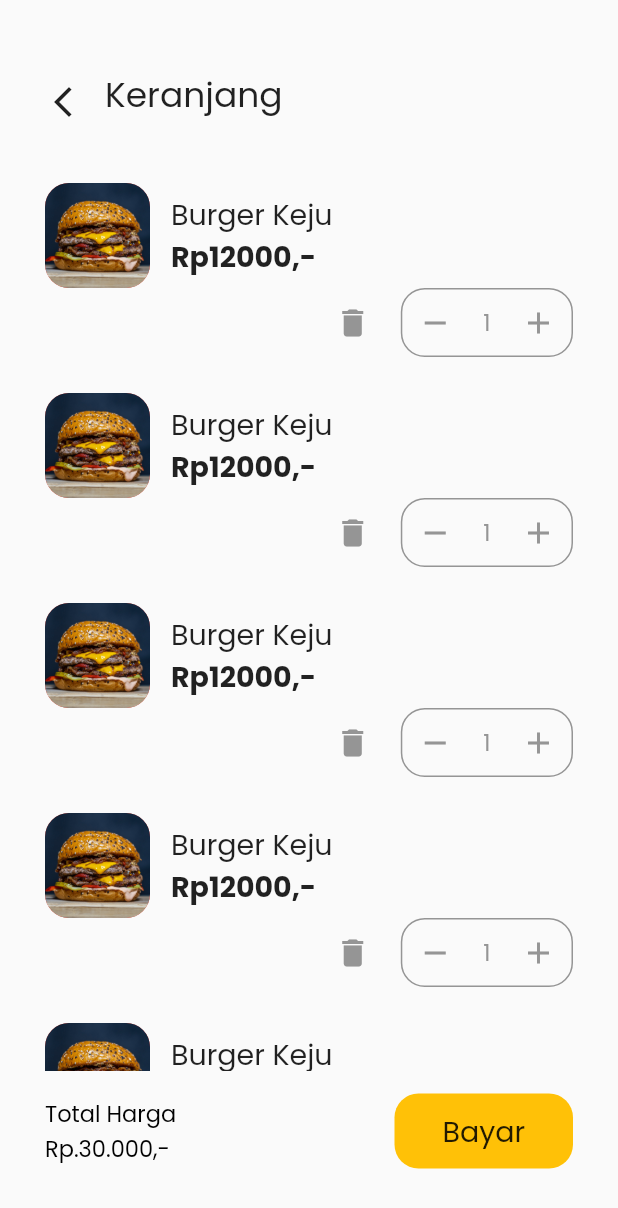
After one commit to ristafn/kelola-aja, a Flutter app: the CartPage screen opened directly, on a phone screen of 412 x 824 dp. The commit adds this screen. Shown: the top 1208 px of the screen. Run offline on Flutter 3.47's test engine with Material 2 defaults, Android fonts, the phone set to English and light mode, and no system bars; our stand-ins replace bloc, cloud_firestore, device_preview, equatable, firebase_auth, firebase_core and 5 more; missing offline and left inert: firebase_auth_platform_interface, flow_builder; accounts and stored records are empty.

Commit message:
feat: :sparkles: Add cart

```diff
--- a/lib/core/configs/app.dart
+++ b/lib/core/configs/app.dart
@@ -1,3 +1,3 @@
 class App {
-  static const bool kDebug = false;
+  static const bool kDebug = true;
 }
--- a/lib/core/constants/fonts.dart
+++ b/lib/core/constants/fonts.dart
@@ -3,6 +3,7 @@ import 'package:google_fonts/google_fonts.dart';
 
 import 'theme.dart';
 
+final arrowTextStyle = GoogleFonts.poppins().copyWith(fontSize: 23.0);
 final titleStyle = GoogleFonts.poppins().copyWith(fontSize: 19);
 final subtitleStyle = GoogleFonts.poppins()
     .copyWith(fontSize: 15, color: const Color(kGreyColor));
--- /dev/null
+++ b/lib/features/cart/cart.dart
@@ -0,0 +1 @@
+export 'view/cart_page.dart';
--- /dev/null
+++ b/lib/features/cart/cubit/cart_cubit.dart
@@ -0,0 +1,8 @@
+import 'package:bloc/bloc.dart';
+import 'package:equatable/equatable.dart';
+
+part 'cart_state.dart';
+
+class CartCubit extends Cubit<CartState> {
+  CartCubit() : super(CartInitial());
+}
--- /dev/null
+++ b/lib/features/cart/cubit/cart_state.dart
@@ -0,0 +1,10 @@
+part of 'cart_cubit.dart';
+
+abstract class CartState extends Equatable {
+  const CartState();
+
+  @override
+  List<Object> get props => [];
+}
+
+class CartInitial extends CartState {}
--- /dev/null
+++ b/lib/features/cart/view/cart_page.dart
@@ -0,0 +1,199 @@
+import 'package:flutter/material.dart';
+
+import '../../../core/constants/app_assets.dart';
+import '../../../core/constants/fonts.dart';
+import '../../../core/constants/theme.dart';
+
+class CartPage extends StatelessWidget {
+  const CartPage({super.key});
+
+  @override
+  Widget build(BuildContext context) {
+    return Scaffold(
+      appBar: PreferredSize(
+        preferredSize: const Size.fromHeight(90.0),
+        child: Container(
+          height: 80.0,
+          margin: const EdgeInsets.symmetric(horizontal: 30.0),
+          padding: const EdgeInsets.only(top: 26.0),
+          child: Row(
+            mainAxisAlignment: MainAxisAlignment.start,
+            crossAxisAlignment: CrossAxisAlignment.end,
+            children: [
+              GestureDetector(
+                onTap: () => Navigator.pop(context),
+                child: const Icon(Icons.arrow_back_ios_new),
+              ),
+              const SizedBox(
+                width: 16.0,
+              ),
+              Text(
+                'Keranjang',
+                style: arrowTextStyle,
+              ),
+            ],
+          ),
+        ),
+      ),
+      body: Container(
+        margin: const EdgeInsets.all(defaultMargin),
+        child: Stack(
+          children: [
+            // item cart
+            Container(
+              margin: const EdgeInsets.only(bottom: 80.0),
+              child: ListView(
+                children: List.generate(
+                  10,
+                  (index) {
+                    return Container(
+                      height: 120.0,
+                      margin: const EdgeInsets.symmetric(vertical: 10.0),
+                      child: Column(
+                        mainAxisAlignment: MainAxisAlignment.center,
+                        children: [
+                          Row(
+                            mainAxisAlignment: MainAxisAlignment.start,
+                            children: [
+                              Container(
+                                height: 70,
+                                width: 70,
+                                decoration: BoxDecoration(
+                                  color: Colors.red,
+                                  borderRadius: BorderRadius.circular(16.0),
+                                  image: const DecorationImage(
+                                    image: AssetImage(AppAssets.hamburgerImage),
+                                    fit: BoxFit.cover,
+                                  ),
+                                ),
+                              ),
+                              const SizedBox(
+                                width: 14.0,
+                              ),
+                              Column(
+                                crossAxisAlignment: CrossAxisAlignment.start,
+                                children: [
+                                  Text(
+                                    'Burger Keju',
+                                    style: titleStyle,
+                                  ),
+                                  Text(
+                                    'Rp12000,-',
+                                    style: titleStyle.copyWith(
+                                      fontWeight: FontWeight.bold,
+                                    ),
+                                  ),
+                                ],
+                              )
+                            ],
+                          ),
+                          Row(
+                            mainAxisAlignment: MainAxisAlignment.end,
+                            children: [
+                              GestureDetector(
+                                onTap: () {},
+                                child: const Icon(
+                                  Icons.delete,
+                                  color: Color(kGreyColor),
+                                ),
+                              ),
+                              const SizedBox(
+                                width: 20.0,
+                              ),
+                              Container(
+                                padding: const EdgeInsets.all(10.0),
+                                decoration: BoxDecoration(
+                                    border: Border.all(
+                                      width: 1.0,
+                                      color: const Color(kGreyColor),
+                                    ),
+                                    borderRadius: BorderRadius.circular(16.0)),
+                                child: Row(
+                                  children: [
+                                    GestureDetector(
+                                      onTap: () {},
+                                      child: const Icon(
+                                        Icons.remove,
+                                        color: Color(kGreyColor),
+                                      ),
+                                    ),
+                                    const SizedBox(
+                                      width: 20.0,
+                                    ),
+                                    Text(
+                                      '1',
+                                      style: subtitleStyle,
+                                    ),
+                                    const SizedBox(
+                                      width: 20.0,
+                                    ),
+                                    GestureDetector(
+                                      onTap: () {},
+                                      child: const Icon(
+                                        Icons.add,
+                                        color: Color(kGreyColor),
+                                      ),
+                                    )
+                                  ],
+                                ),
+                              ),
+                            ],
+                          )
+                        ],
+                      ),
+                    );
+                  },
+                ),
+              ),
+            ),
+            Align(
+              alignment: Alignment.bottomCenter,
+              child: Container(
+                height: 80.0,
+                width: MediaQuery.of(context).size.width,
+                color: const Color(0xFFFAFAFA),
+                child: Row(
+                  mainAxisAlignment: MainAxisAlignment.spaceBetween,
+                  crossAxisAlignment: CrossAxisAlignment.center,
+                  children: [
+                    Column(
+                      mainAxisAlignment: MainAxisAlignment.center,
+                      crossAxisAlignment: CrossAxisAlignment.start,
+                      children: [
+                        Text(
+                          'Total Harga',
+                          style: subtitleStyle.copyWith(color: Colors.black),
+                        ),
+                        Text(
+                          'Rp.30.000,-',
+                          style: subtitleStyle.copyWith(color: Colors.black),
+                        ),
+                      ],
+                    ),
+                    GestureDetector(
+                      onTap: () {},
+                      child: Container(
+                        height: 50.0,
+                        width: 119.0,
+                        decoration: BoxDecoration(
+                          color: Colors.amber,
+                          borderRadius: BorderRadius.circular(16.0),
+                        ),
+                        child: Center(
+                          child: Text(
+                            'Bayar',
+                            style: titleStyle,
+                          ),
+                        ),
+                      ),
+                    ),
+                  ],
+                ),
+              ),
+            )
+          ],
+        ),
+      ),
+    );
+  }
+}
--- a/lib/features/home/widget/app_bar_widget.dart
+++ b/lib/features/home/widget/app_bar_widget.dart
@@ -1,4 +1,5 @@
 import 'package:flutter/material.dart';
+import 'package:kelola_aja/features/cart/cart.dart';
 
 import '../../../core/constants/app_assets.dart';
 import '../../../core/constants/fonts.dart';
@@ -55,7 +56,14 @@ class AppBarWidget extends StatelessWidget {
           const SizedBox(
             width: 14.0,
           ),
-          Container(
+          GestureDetector(
+            onTap: () => Navigator.push(
+              context,
+              MaterialPageRoute(
+                builder: (_) => const CartPage(),
+              ),
+            ),
+            child: Container(
               height: 60.0,
               width: 60.0,
               margin: const EdgeInsets.all(5.0),
@@ -75,6 +83,7 @@ class AppBarWidget extends StatelessWidget {
                 scale: 1.5,
               ),
             ),
+          ),
         ],
       ),
     );
--- a/pubspec.yaml
+++ b/pubspec.yaml
@@ -27,6 +27,7 @@ dependencies:
   json_annotation: ^4.7.0
   hive: ^2.2.3
   hive_flutter: ^1.1.0
+  intl: ^0.17.0
 
 dev_dependencies:
   bloc_test: ^9.1.0
```
Also changed, not shown: pubspec.lock. Lines whose indentation alone changed are shown as unchanged.
